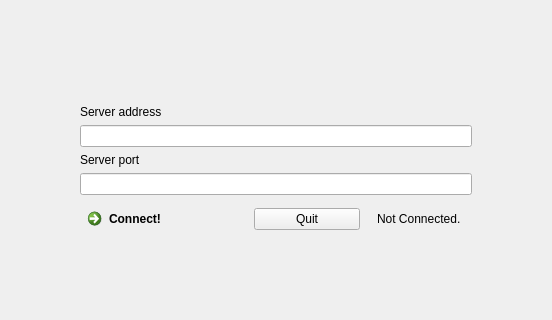
First picture: the form in src/TFClient/frame.ui, repository Perdex/OmikronBlast, before the edit; both pictures show x 324 to 876 and y 179 to 499 of the 1200 by 700 pixel window.
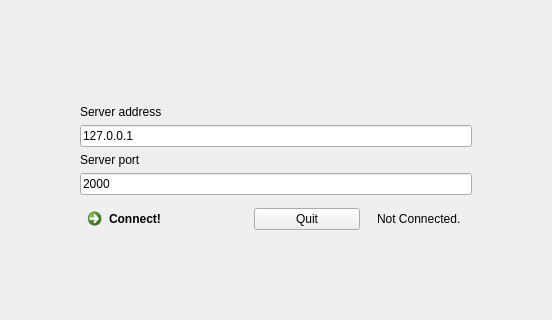
Second picture: the form after the edit. Custom widgets are drawn as their Qt base class.

Commit message: Fixed server port to 2000 and pre-filled values on client-side to point to localhost and port 2000.

```diff
--- a/src/TFClient/frame.ui
+++ b/src/TFClient/frame.ui
@@ -123,7 +123,11 @@
            </widget>
           </item>
           <item>
-           <widget class="QLineEdit" name="s_address"/>
+           <widget class="QLineEdit" name="s_address">
+            <property name="text">
+             <string>127.0.0.1</string>
+            </property>
+           </widget>
           </item>
           <item>
            <widget class="QLabel" name="label_2">
@@ -133,7 +137,11 @@
            </widget>
           </item>
           <item>
-           <widget class="QLineEdit" name="s_port"/>
+           <widget class="QLineEdit" name="s_port">
+            <property name="text">
+             <string>2000</string>
+            </property>
+           </widget>
           </item>
           <item>
            <layout class="QHBoxLayout" name="horizontalLayout">
```
The commit also changes 1 other file.
